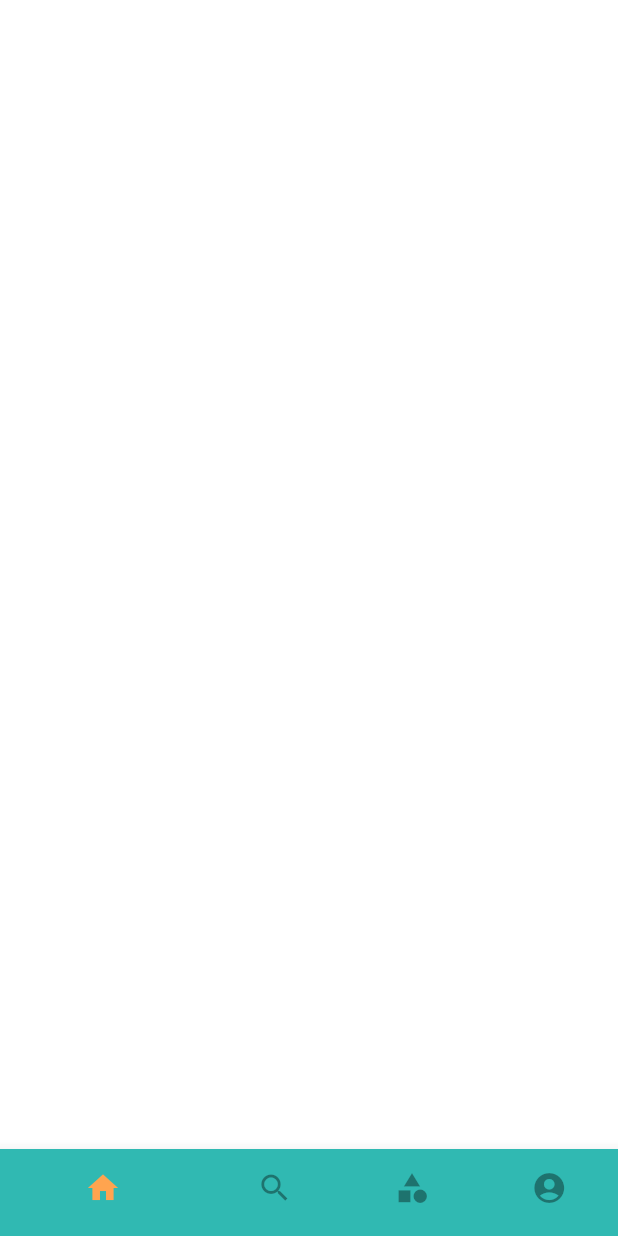
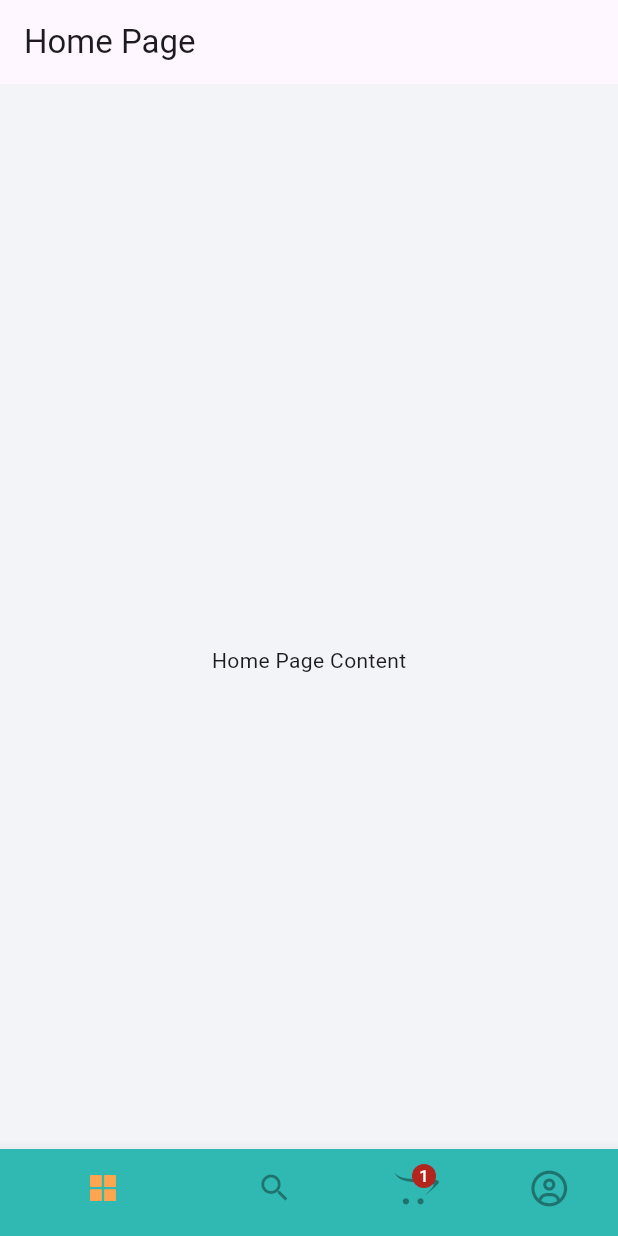
Before and after one commit to ritesh9691/foodly, a Flutter app: the screen it shows after launch, on a phone screen of 412 x 824 dp. Run offline on Flutter 3.47's test engine with Material 3 defaults, Android fonts, the phone set to English and light mode, and no system bars; our stand-ins replace flutter_screenutil, flutter_vector_icons, get.

Commit message:
new changes

```diff
--- a/lib/controller/tabController.dart
+++ b/lib/controller/tabController.dart
@@ -1,15 +1,15 @@
 import 'package:get/get.dart';
 
 class TabIndexController extends GetxController {
-  RxInt _tabIndex = 0.obs;
+  RxInt tabIndex = 0.obs;
 
- int get tabIndex {
+//  int get tabIndex {
 
- return _tabIndex.value;
- }
+//  return _tabIndex.value;
+//  }
 
-  set settabIndex(int index) {
-    _tabIndex.value = index;
+  // set settabIndex(int index) {
+  //   _tabIndex.value = index;
 
-  }
+  // }
 }
--- a/lib/main.dart
+++ b/lib/main.dart
@@ -6,7 +6,7 @@ import 'constants/constants.dart';
 import 'views/entrypoint.dart';
 
 void main() => runApp(const MyApp());
-Widget defuaultHome = const EntryPiont();
+Widget defuaultHome =  EntryPiont();
 class MyApp extends StatelessWidget {
   const MyApp({Key? key}) : super(key: key);
 
--- a/lib/views/entrypoint.dart
+++ b/lib/views/entrypoint.dart
@@ -1,54 +1,67 @@
-import 'dart:ffi';
+import 'package:flutter/material.dart';
+import 'package:flutter_vector_icons/flutter_vector_icons.dart';
+import 'package:foodly_flutter/constants/constants.dart';
+import 'package:foodly_flutter/views/cart/cart_page.dart';
+import 'package:foodly_flutter/views/home/home_page.dart';
+import 'package:foodly_flutter/views/profile/profile_page.dart';
 
-import 'package:flutter/material.dart';
-import 'package:foodly_flutter/constants/constants.dart';
+import 'package:foodly_flutter/views/search/search.dart';
 import 'package:get/get.dart';
 
 import '../controller/tabController.dart';
 
 class EntryPiont extends StatelessWidget {
-  const EntryPiont({super.key});
+   EntryPiont({super.key});
 
+List<Widget> pageList = const[
+  HomePage(),
+  SearchPage(),
+  CartPage(),
+  ProfilePage(),
+
+];
   @override
   Widget build(BuildContext context) {
-     final  controller = Get.put(TabIndexController());
-    return Scaffold(
+    final controller = Get.put(TabIndexController());
+    return Obx(() => Scaffold(
           body: Stack(
             children: [
-          Container(
-            color: Colors.white,
-            width: width,
-            height: hieght,
-          ),
+             pageList[controller.tabIndex.value],
+
               Align(
                   alignment: Alignment.bottomCenter,
                   child: Theme(
                     data: Theme.of(context).copyWith(canvasColor: kPrimary),
                     child: BottomNavigationBar(
                       onTap: (value) {
-                         controller.settabIndex = value;
+                        controller.tabIndex.value = value;
                         print(controller.tabIndex);
                       },
-                  currentIndex: controller.tabIndex,
+                      currentIndex: controller.tabIndex.value,
                       showSelectedLabels: false,
                       unselectedIconTheme:
                           const IconThemeData(color: Colors.black38),
                       selectedIconTheme: const IconThemeData(color: kSecondary),
-                      items: const [
+                      items: [
                         BottomNavigationBarItem(
-                            icon: Icon(Icons.home), label: "home"),
+                            icon: controller.tabIndex.value == 0
+                                ? const Icon(AntDesign.appstore1)
+                                : const Icon(AntDesign.appstore_o),
+                            label: "home"),
+                        const BottomNavigationBarItem(
+                            icon:  Icon(Icons.search), label: "search"),
+                        const BottomNavigationBarItem(
+                            icon:  Badge(
+                              label: Text("1"),
+                              child: Icon(FontAwesome.opencart)), label: "category"),
                         BottomNavigationBarItem(
-                            icon: Icon(Icons.search), label: "search"),
-                        BottomNavigationBarItem(
-                            icon: Icon(Icons.category), label: "category"),
-                        BottomNavigationBarItem(
-                            icon: Icon(Icons.account_circle_rounded),
+                            icon:controller.tabIndex.value == 3?const  Icon(FontAwesome.user_circle):const Icon(FontAwesome.user_circle_o),
                             label: "profile"),
                       ],
                     ),
-              ))
+                  ),),
             ],
           ),
-    );
+        ));
   }
 }
--- /dev/null
+++ b/lib/views/home/home_page.dart
@@ -0,0 +1,17 @@
+import 'package:flutter/material.dart';
+
+class HomePage extends StatelessWidget {
+  const HomePage({super.key});
+
+  @override
+  Widget build(BuildContext context) {
+    return Scaffold(
+      appBar: AppBar(
+        title: const Text('Home Page'),
+      ),
+      body: Center(
+        child: Text('Home Page Content'),
+      ),
+    );
+  }
+}
```
Also changed, not shown: lib/views/cart/cart_page.dart (added, +17 -0 lines), lib/views/profile/profile_page.dart (added, +19 -0 lines), lib/views/search/search.dart (added, +17 -0 lines). Lines whose indentation alone changed are shown as unchanged.
